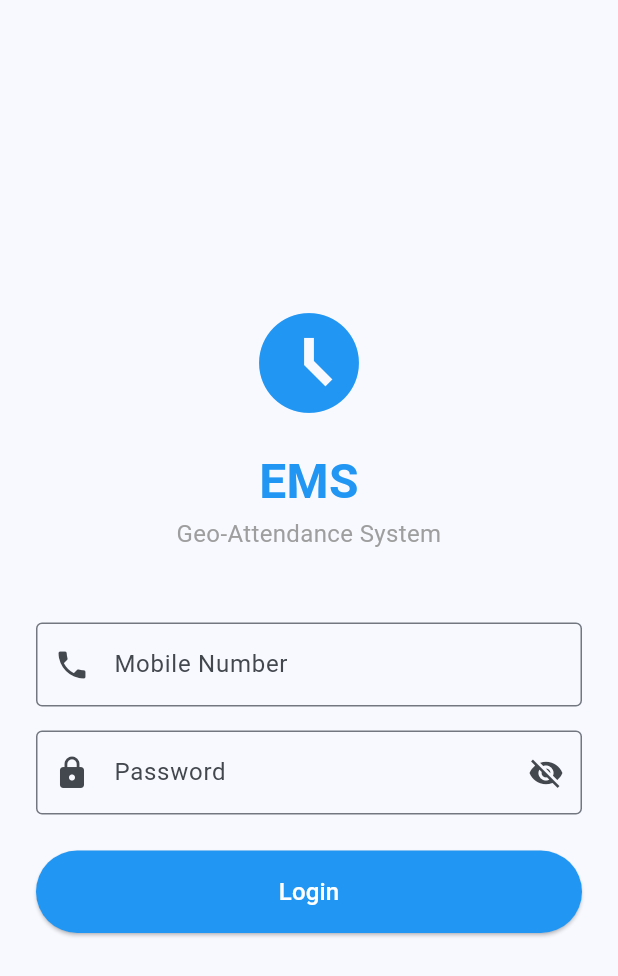
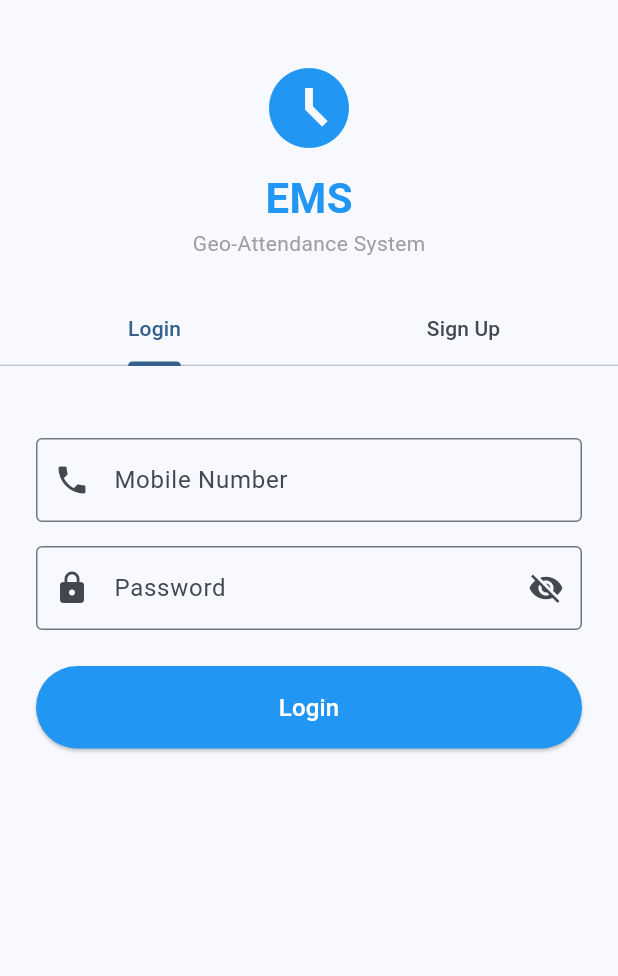
Before and after one commit to rahulvarmaviit/EMS, a Flutter app: the screen it shows after launch, on a phone screen of 412 x 824 dp. Shown: the top 976 px of the screen. Run offline on Flutter 3.47's test engine with Material 3 defaults, Android fonts, the phone set to English and light mode, and no system bars; our stand-ins replace geolocator, shared_preferences; accounts and stored records are empty.

Commit message:
Add employee self-registration and track login history
Adds a new signup endpoint for employee self-registration, implements login history tracking with device information, and updates the admin dashboard for user management.

Replit-Commit-Author: Agent
Replit-Commit-Session-Id: c9715dc8-6f13-45bf-bda4-13de021fd163
Replit-Commit-Checkpoint-Type: full_checkpoint
Replit-Commit-Event-Id: 93800cc2-670f-4392-822c-026881b92fd7
Replit-Commit-Screenshot-Url: https://storage.googleapis.com/screenshot-production-us-central1/8a2b2b5f-4fb5-44fa-9ace-8a6ef6976126/c9715dc8-6f13-45bf-bda4-13de021fd163/JRRkGRx
Replit-Helium-Checkpoint-Created: true

```diff
--- /dev/null
+++ b/mobile/lib/features/login/auth_screen.dart
@@ -0,0 +1,420 @@
+import 'package:flutter/material.dart';
+import 'package:provider/provider.dart';
+import 'dart:io';
+import '../../core/auth/auth_provider.dart';
+
+class AuthScreen extends StatefulWidget {
+  const AuthScreen({super.key});
+
+  @override
+  State<AuthScreen> createState() => _AuthScreenState();
+}
+
+class _AuthScreenState extends State<AuthScreen> with SingleTickerProviderStateMixin {
+  late TabController _tabController;
+
+  // Login form
+  final _loginFormKey = GlobalKey<FormState>();
+  final _loginMobileController = TextEditingController();
+  final _loginPasswordController = TextEditingController();
+
+  // Signup form
+  final _signupFormKey = GlobalKey<FormState>();
+  final _signupNameController = TextEditingController();
+  final _signupMobileController = TextEditingController();
+  final _signupPasswordController = TextEditingController();
+  final _signupConfirmPasswordController = TextEditingController();
+
+  bool _obscureLoginPassword = true;
+  bool _obscureSignupPassword = true;
+  bool _obscureConfirmPassword = true;
+
+  @override
+  void initState() {
+    super.initState();
+    _tabController = TabController(length: 2, vsync: this);
+  }
+
+  @override
+  void dispose() {
+    _tabController.dispose();
+    _loginMobileController.dispose();
+    _loginPasswordController.dispose();
+    _signupNameController.dispose();
+    _signupMobileController.dispose();
+    _signupPasswordController.dispose();
+    _signupConfirmPasswordController.dispose();
+    super.dispose();
+  }
+
+  String _getDeviceName() {
+    try {
+      if (Platform.isAndroid) {
+        return 'Android Device';
+      } else if (Platform.isIOS) {
+        return 'iOS Device';
+      }
+      return 'Mobile Device';
+    } catch (e) {
+      return 'Unknown Device';
+    }
+  }
+
+  Future<void> _handleLogin() async {
+    if (!_loginFormKey.currentState!.validate()) return;
+
+    final authProvider = context.read<AuthProvider>();
+    final deviceName = _getDeviceName();
+
+    final success = await authProvider.login(
+      _loginMobileController.text.trim(),
+      _loginPasswordController.text,
+      deviceName: deviceName,
+    );
+
+    if (!success && mounted) {
+      ScaffoldMessenger.of(context).showSnackBar(
+        SnackBar(
+          content: Text(authProvider.error ?? 'Login failed'),
+          backgroundColor: Colors.red,
+        ),
+      );
+    }
+  }
+
+  Future<void> _handleSignup() async {
+    if (!_signupFormKey.currentState!.validate()) return;
+
+    if (_signupPasswordController.text != _signupConfirmPasswordController.text) {
+      ScaffoldMessenger.of(context).showSnackBar(
+        const SnackBar(
+          content: Text('Passwords do not match'),
+          backgroundColor: Colors.red,
+        ),
+      );
+      return;
+    }
+
+    final authProvider = context.read<AuthProvider>();
+    final deviceName = _getDeviceName();
+
+    final success = await authProvider.signup(
+      fullName: _signupNameController.text.trim(),
+      mobileNumber: _signupMobileController.text.trim(),
+      password: _signupPasswordController.text,
+      deviceName: deviceName,
+    );
+
+    if (mounted) {
+      if (success) {
+        ScaffoldMessenger.of(context).showSnackBar(
+          const SnackBar(
+            content: Text('Account created successfully!'),
+            backgroundColor: Colors.green,
+          ),
+        );
+      } else {
+        ScaffoldMessenger.of(context).showSnackBar(
+          SnackBar(
+            content: Text(authProvider.error ?? 'Signup failed'),
+            backgroundColor: Colors.red,
+          ),
+        );
+      }
+    }
+  }
+
+  @override
+  Widget build(BuildContext context) {
+    return Scaffold(
+      body: SafeArea(
+        child: Column(
+          children: [
+            const SizedBox(height: 40),
+
+            // App Logo/Title
+            const Icon(
+              Icons.access_time_filled,
+              size: 64,
+              color: Colors.blue,
+            ),
+            const SizedBox(height: 8),
+            const Text(
+              'EMS',
+              style: TextStyle(
+                fontSize: 28,
+                fontWeight: FontWeight.bold,
+                color: Colors.blue,
+              ),
+            ),
+            const Text(
+              'Geo-Attendance System',
+              style: TextStyle(
+                fontSize: 14,
+                color: Colors.grey,
+              ),
+            ),
+            const SizedBox(height: 24),
+
+            // Tab Bar
+            TabBar(
+              controller: _tabController,
+              tabs: const [
+                Tab(text: 'Login'),
+                Tab(text: 'Sign Up'),
+              ],
+            ),
+
+            // Tab Content
+            Expanded(
+              child: TabBarView(
+                controller: _tabController,
+                children: [
+                  _buildLoginTab(),
+                  _buildSignupTab(),
+                ],
+              ),
+            ),
+          ],
+        ),
+      ),
+    );
+  }
+
+  Widget _buildLoginTab() {
+    return SingleChildScrollView(
+      padding: const EdgeInsets.all(24),
+      child: Form(
+        key: _loginFormKey,
+        child: Column(
+          crossAxisAlignment: CrossAxisAlignment.stretch,
+          children: [
+            const SizedBox(height: 24),
+
+            // Mobile Number Field
+            TextFormField(
+              controller: _loginMobileController,
+              keyboardType: TextInputType.phone,
+              decoration: const InputDecoration(
+                labelText: 'Mobile Number',
+                hintText: '+1234567890',
+                prefixIcon: Icon(Icons.phone),
+                border: OutlineInputBorder(),
+              ),
+              validator: (value) {
+                if (value == null || value.isEmpty) {
+                  return 'Please enter your mobile number';
+                }
+                return null;
+              },
+            ),
+            const SizedBox(height: 16),
+
+            // Password Field
+            TextFormField(
+              controller: _loginPasswordController,
+              obscureText: _obscureLoginPassword,
+              decoration: InputDecoration(
+                labelText: 'Password',
+                prefixIcon: const Icon(Icons.lock),
+                border: const OutlineInputBorder(),
+                suffixIcon: IconButton(
+                  icon: Icon(
+                    _obscureLoginPassword
+                        ? Icons.visibility_off
+                        : Icons.visibility,
+                  ),
+                  onPressed: () {
+                    setState(() {
+                      _obscureLoginPassword = !_obscureLoginPassword;
+                    });
+                  },
+                ),
+              ),
+              validator: (value) {
+                if (value == null || value.isEmpty) {
+                  return 'Please enter your password';
+                }
+                return null;
+              },
+            ),
+            const SizedBox(height: 24),
+
+            // Login Button
+            Consumer<AuthProvider>(
+              builder: (context, auth, child) {
+                final isLoading = auth.status == AuthStatus.loading;
+                return ElevatedButton(
+                  onPressed: isLoading ? null : _handleLogin,
+                  style: ElevatedButton.styleFrom(
+                    padding: const EdgeInsets.symmetric(vertical: 16),
+                    backgroundColor: Colors.blue,
+                    foregroundColor: Colors.white,
+                  ),
+                  child: isLoading
+                      ? const SizedBox(
+                          height: 20,
+                          width: 20,
+                          child: CircularProgressIndicator(
+                            strokeWidth: 2,
+                            color: Colors.white,
+                          ),
+                        )
+                      : const Text('Login', style: TextStyle(fontSize: 16)),
+                );
+              },
+            ),
+          ],
+        ),
+      ),
+    );
+  }
+
+  Widget _buildSignupTab() {
+    return SingleChildScrollView(
+      padding: const EdgeInsets.all(24),
+      child: Form(
+        key: _signupFormKey,
+        child: Column(
+          crossAxisAlignment: CrossAxisAlignment.stretch,
+          children: [
+            const SizedBox(height: 16),
+
+            // Full Name Field
+            TextFormField(
+              controller: _signupNameController,
+              textCapitalization: TextCapitalization.words,
+              decoration: const InputDecoration(
+                labelText: 'Full Name',
+                hintText: 'John Doe',
+                prefixIcon: Icon(Icons.person),
+                border: OutlineInputBorder(),
+              ),
+              validator: (value) {
+                if (value == null || value.isEmpty) {
+                  return 'Please enter your full name';
+                }
+                return null;
+              },
+            ),
+            const SizedBox(height: 16),
+
+            // Mobile Number Field
+            TextFormField(
+              controller: _signupMobileController,
+              keyboardType: TextInputType.phone,
+              decoration: const InputDecoration(
+                labelText: 'Mobile Number',
+                hintText: '+1234567890',
+                prefixIcon: Icon(Icons.phone),
+                border: OutlineInputBorder(),
+              ),
+              validator: (value) {
+                if (value == null || value.isEmpty) {
+                  return 'Please enter your mobile number';
+                }
+                return null;
+              },
+            ),
+            const SizedBox(height: 16),
+
+            // Password Field
+            TextFormField(
+              controller: _signupPasswordController,
+              obscureText: _obscureSignupPassword,
+              decoration: InputDecoration(
+                labelText: 'Password',
+                prefixIcon: const Icon(Icons.lock),
+                border: const OutlineInputBorder(),
+                suffixIcon: IconButton(
+                  icon: Icon(
+                    _obscureSignupPassword
+                        ? Icons.visibility_off
+                        : Icons.visibility,
+                  ),
+                  onPressed: () {
+                    setState(() {
+                      _obscureSignupPassword = !_obscureSignupPassword;
+                    });
+                  },
+                ),
+              ),
+              validator: (value) {
+                if (value == null || value.isEmpty) {
+                  return 'Please enter a password';
+                }
+                if (value.length < 6) {
+                  return 'Password must be at least 6 characters';
+                }
+                return null;
+              },
+            ),
+            const SizedBox(height: 16),
+
+            // Confirm Password Field
+            TextFormField(
+              controller: _signupConfirmPasswordController,
+              obscureText: _obscureConfirmPassword,
+              decoration: InputDecoration(
+                labelText: 'Confirm Password',
+                prefixIcon: const Icon(Icons.lock_outline),
+                border: const OutlineInputBorder(),
+                suffixIcon: IconButton(
+                  icon: Icon(
+                    _obscureConfirmPassword
+                        ? Icons.visibility_off
+                        : Icons.visibility,
+                  ),
+                  onPressed: () {
+                    setState(() {
+                      _obscureConfirmPassword = !_obscureConfirmPassword;
+                    });
+                  },
+                ),
+              ),
+              validator: (value) {
+                if (value == null || value.isEmpty) {
+                  return 'Please confirm your password';
+                }
+                return null;
+              },
+            ),
+            const SizedBox(height: 24),
+
+            // Signup Button
+            Consumer<AuthProvider>(
+              builder: (context, auth, child) {
+                final isLoading = auth.status == AuthStatus.loading;
+                return ElevatedButton(
+                  onPressed: isLoading ? null : _handleSignup,
+                  style: ElevatedButton.styleFrom(
+                    padding: const EdgeInsets.symmetric(vertical: 16),
+                    backgroundColor: Colors.green,
+                    foregroundColor: Colors.white,
+                  ),
+                  child: isLoading
+                      ? const SizedBox(
+                          height: 20,
+                          width: 20,
+                          child: CircularProgressIndicator(
+                            strokeWidth: 2,
+                            color: Colors.white,
+                          ),
+                        )
+                      : const Text('Create Account', style: TextStyle(fontSize: 16)),
+                );
+              },
+            ),
+
+            const SizedBox(height: 16),
+            const Text(
+              'By signing up, you will be registered as an Employee.\nContact Admin to be assigned to a team.',
+              textAlign: TextAlign.center,
+              style: TextStyle(color: Colors.grey, fontSize: 12),
+            ),
+          ],
+        ),
+      ),
+    );
+  }
+}
--- a/mobile/lib/main.dart
+++ b/mobile/lib/main.dart
@@ -2,7 +2,7 @@ import 'package:flutter/material.dart';
 import 'package:provider/provider.dart';
 import 'core/auth/auth_provider.dart';
 import 'features/attendance/attendance_provider.dart';
-import 'features/login/login_screen.dart';
+import 'features/login/auth_screen.dart';
 import 'features/attendance/employee_home_screen.dart';
 import 'features/dashboard/admin_dashboard.dart';
 import 'features/lead/lead_dashboard.dart';
@@ -78,9 +78,9 @@ class _AuthWrapperState extends State<AuthWrapper> {
           );
         }
 
-        // Show login screen if not authenticated
+        // Show auth screen (login/signup) if not authenticated
         if (!auth.isAuthenticated) {
-          return const LoginScreen();
+          return const AuthScreen();
         }
 
         // Route based on user role
```
Also changed, not shown: mobile/lib/core/auth/auth_provider.dart (+42 -1 lines), mobile/lib/features/dashboard/admin_dashboard.dart (+102 -2 lines), 7 other files.
